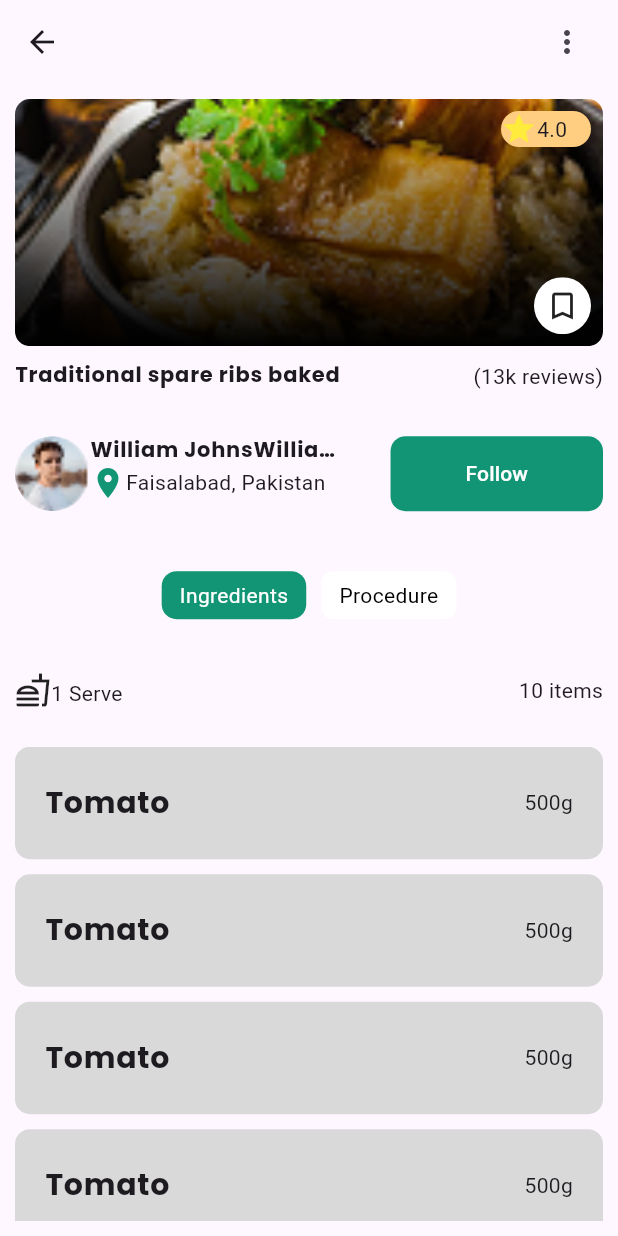
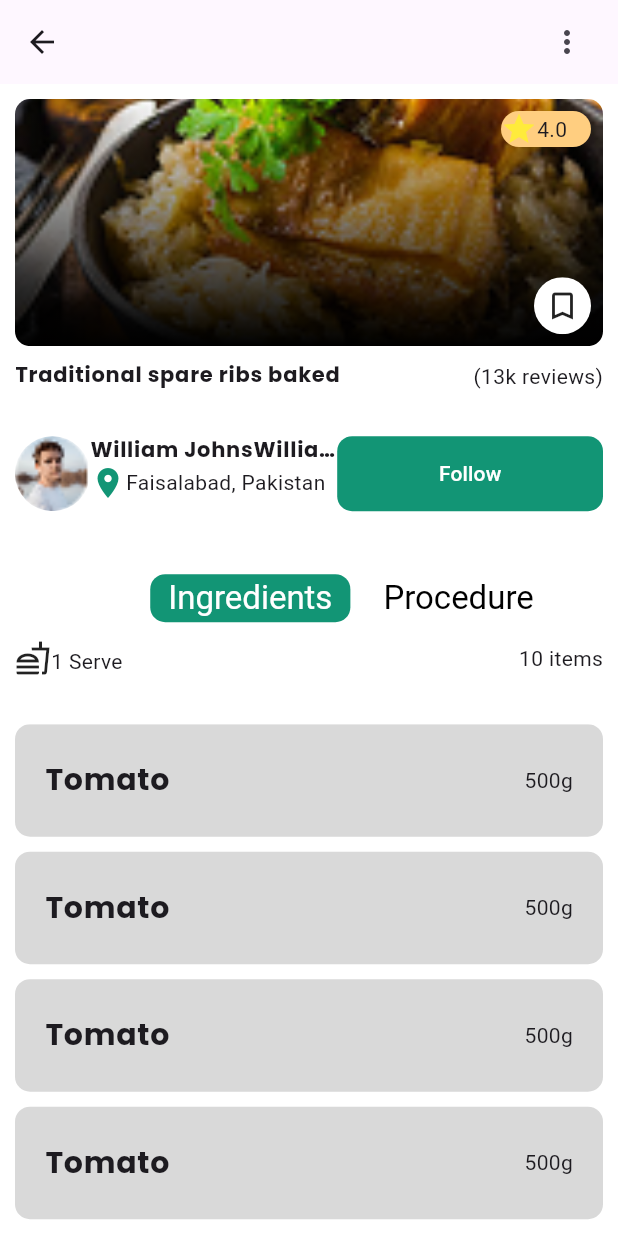
Before and after one commit to abdulrehman202/recipe_app, a Flutter app: the RecipeViewScreen screen opened directly, on a phone screen of 412 x 824 dp. Run offline on Flutter 3.47's test engine with Material 3 defaults, Android fonts, the light colour scheme and no system bars; drawn by our look-alikes of chips_choice.

Commit message:
Tabs work completed in recipe view screen

```diff
--- /dev/null
+++ b/lib/View/Custom Widgets/ProcedureCard.dart
@@ -0,0 +1,28 @@
+import 'package:flutter/material.dart';
+import 'package:recipe_app/Constants.dart';
+
+class ProcedureCard extends StatelessWidget {
+  int stepNumber;
+  ProcedureCard({super.key, required this.stepNumber});
+
+  @override
+  Widget build(BuildContext context) {
+    return Container(
+      margin: const EdgeInsets.only(bottom: 10),
+      padding: const EdgeInsets.all(20.0),
+      decoration: BoxDecoration(
+        color: Constants.RECIPE_CARD_COLOR,
+        borderRadius: const BorderRadius.all(Radius.circular(10.0))
+      ),
+      child: Column(
+        crossAxisAlignment: CrossAxisAlignment.start,
+        children: [
+          SizedBox(
+            height: 40,
+            child: Text('Step ${stepNumber+1}', style: Theme.of(context).textTheme.labelMedium!.copyWith(fontSize: 14))),
+          Text('Lorem Ipsum tempor incididunt ut labore et dolore,in voluptate velit esse cillum dolore eu fugiat nulla pariatur? '*10, overflow: TextOverflow.clip, )
+        ],
+      ),
+    );
+  }
+}
--- a/lib/View/recipe_view_screen.dart
+++ b/lib/View/recipe_view_screen.dart
@@ -4,6 +4,7 @@ import 'package:chips_choice/chips_choice.dart';
 import 'package:flutter/material.dart';
 import 'package:recipe_app/Constants.dart';
 import 'package:recipe_app/View/Custom%20Widgets/IngredientCard.dart';
+import 'package:recipe_app/View/Custom%20Widgets/ProcedureCard.dart';
 import 'package:recipe_app/View/Custom%20Widgets/SavedRecipeCard.dart';
 
 class RecipeViewScreen extends StatefulWidget {
@@ -14,21 +15,20 @@ class RecipeViewScreen extends StatefulWidget {
   State<RecipeViewScreen> createState() => _RecipeViewScreenState();
 }
 
-class _RecipeViewScreenState extends State<RecipeViewScreen> with TickerProviderStateMixin{
+class _RecipeViewScreenState extends State<RecipeViewScreen>
+    with TickerProviderStateMixin {
+  ScrollController _scrollController = ScrollController();
 
-  late TabController _tabController;
   @override
   void initState() {
     // TODO: implement initState
     super.initState();
-
-    _tabController = TabController(vsync: this, length: 2);
   }
-
 
   @override
   Widget build(BuildContext context) {
     return Scaffold(
+      backgroundColor: Colors.white,
       appBar: _appBar(),
       body: _body(context),
     );
@@ -36,17 +36,54 @@ class _RecipeViewScreenState extends State<RecipeViewScreen> with TickerProvider
 
   Widget _body(BuildContext context) {
     return Container(
-      padding: const EdgeInsets.all(10.0),
+        margin: const EdgeInsets.all(10.0),
+        child:
+            CustomScrollView(controller: _scrollController, slivers: <Widget>[
+          SliverToBoxAdapter(
             child: Column(
               children: [
                 SavedecipeCard(showTitle: false),
                 _titleRow(context),
                 _userRow(context),
-          _tabsRow(),
-          _tabsContent(),
               ],
             ),
-    );
+          ),
+          SliverAppBar(
+            backgroundColor: Colors.white,
+            leading: Container(),
+            pinned: true,
+            title: _tabsRow(),
+          ),
+          SliverAppBar(
+              backgroundColor: Colors.white,
+              leading: Container(),
+              pinned: true,
+              flexibleSpace: Column(children: [
+                Row(
+                  mainAxisAlignment: MainAxisAlignment.spaceBetween,
+                  children: [
+                    Row(crossAxisAlignment: CrossAxisAlignment.end, children: [
+                      Icon(Icons.fastfood_outlined),
+                      Text('1 Serve'),
+                    ]),
+                    _tabsContent()
+                  ],
+                ),
+              ])),
+          _tabsList(),
+
+          // _tabsContent(),
+
+          // Column(
+          //   children: [
+          //     SavedecipeCard(showTitle: false),
+          //     _titleRow(context),
+          //     _userRow(context),
+          //     _tabsRow(),
+          //     _tabsContent(),
+          //   ],
+          // ),
+        ]));
   }
 
   PreferredSizeWidget _appBar() {
@@ -177,8 +214,7 @@ class _RecipeViewScreenState extends State<RecipeViewScreen> with TickerProvider
               ),
             ],
           ),
-          Container(
-              margin: const EdgeInsets.only(left: 30),
+          Expanded(
               child:
                   FilledButton(onPressed: () {}, child: const Text('Follow')))
         ],
@@ -186,11 +222,14 @@ class _RecipeViewScreenState extends State<RecipeViewScreen> with TickerProvider
     );
   }
 
-  Widget _tabsRow()
-  {
-    return ChipsChoice<int>.single(
+  Widget _tabsRow() {
+    return Center(
+      child: ChipsChoice<int>.single(
         value: widget._selectedPage,
-    onChanged: (val) => setState(() => widget._selectedPage = val),
+        onChanged: (val) => setState(() {
+          widget._selectedPage = val;
+          _scrollController.jumpTo(0);
+        }),
         choiceItems: C2Choice.listFrom<int, String>(
           source: ['Ingredients', 'Procedure'],
           value: (i, v) => i,
@@ -206,55 +245,27 @@ class _RecipeViewScreenState extends State<RecipeViewScreen> with TickerProvider
             ),
           ),
         ),
+      ),
     );
   }
 
-  Widget _tabsContent()
-  {
-    return Expanded(child: widget._selectedPage ==0? _ingredientsPage():_procedurePage());
+  Widget _tabsContent() {
+    return Text(widget._selectedPage == 0 ? '10 items' : '10 steps');
   }
 
-  Widget _ingredientsPage()
-  {
-    return Column(
-      children: [
-        const SizedBox(
-          height: 75,
-          child: Row(
-            mainAxisAlignment: MainAxisAlignment.spaceBetween,
-            children: [
-              Row(
-                crossAxisAlignment: CrossAxisAlignment.end,
-              children: [
-                Icon(Icons.fastfood_outlined),
-                Text('1 Serve'),
-              ],
-            ), Text('10 items'),],
-          ),
-        ),
-        Expanded(
-          child: SingleChildScrollView(
-            child: Column(
-              children: [
-                ListView.builder(
-                  physics: const ScrollPhysics(),
-                  shrinkWrap: true,
-                  scrollDirection: Axis.vertical,
-                  itemCount: 7,
-                  itemBuilder: (ctx, i){
+  Widget _tabsList() {
+    return widget._selectedPage == 0
+        ? SliverList.builder(
+            itemBuilder: (BuildContext context, int index) {
               return IngredientCard();
             },
-                ),
-              ],
-            ),
-          ),
-        ),
-      ],
+            itemCount: 25,
+          )
+        : SliverList.builder(
+            itemBuilder: (BuildContext context, int index) {
+              return ProcedureCard(stepNumber: index);
+            },
+            itemCount: 5,
           );
   }
-
-  Widget _procedurePage()
-  {
-    return const Text('Procedure');
 }
-}
```
Lines whose indentation alone changed are shown as unchanged.
